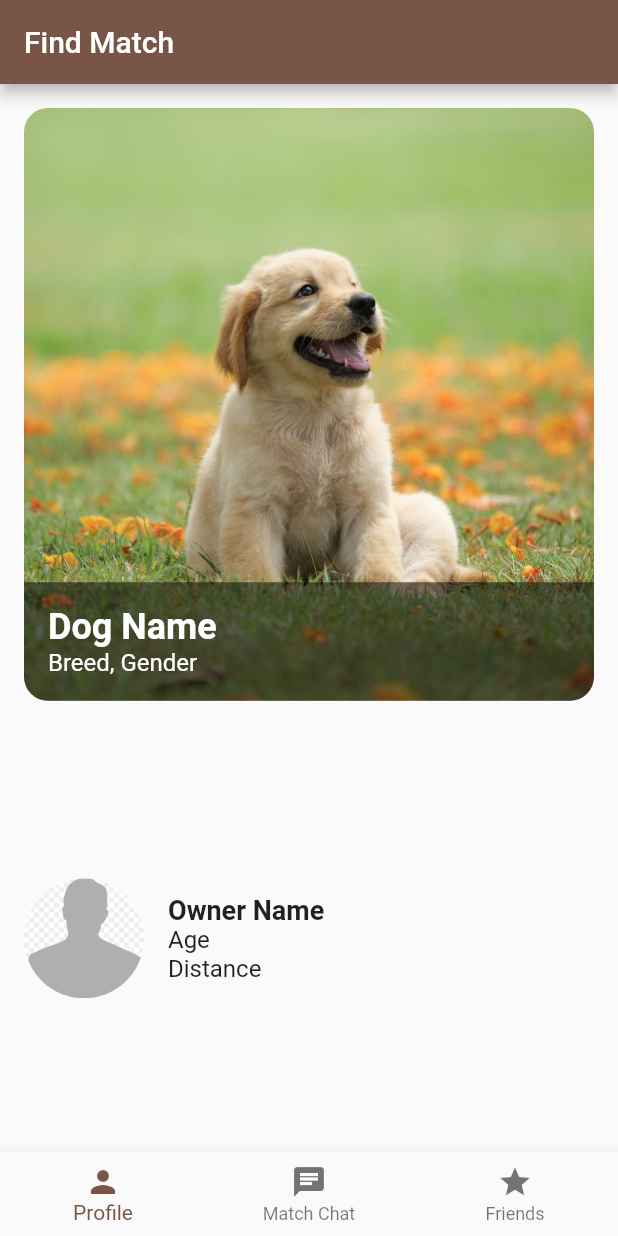
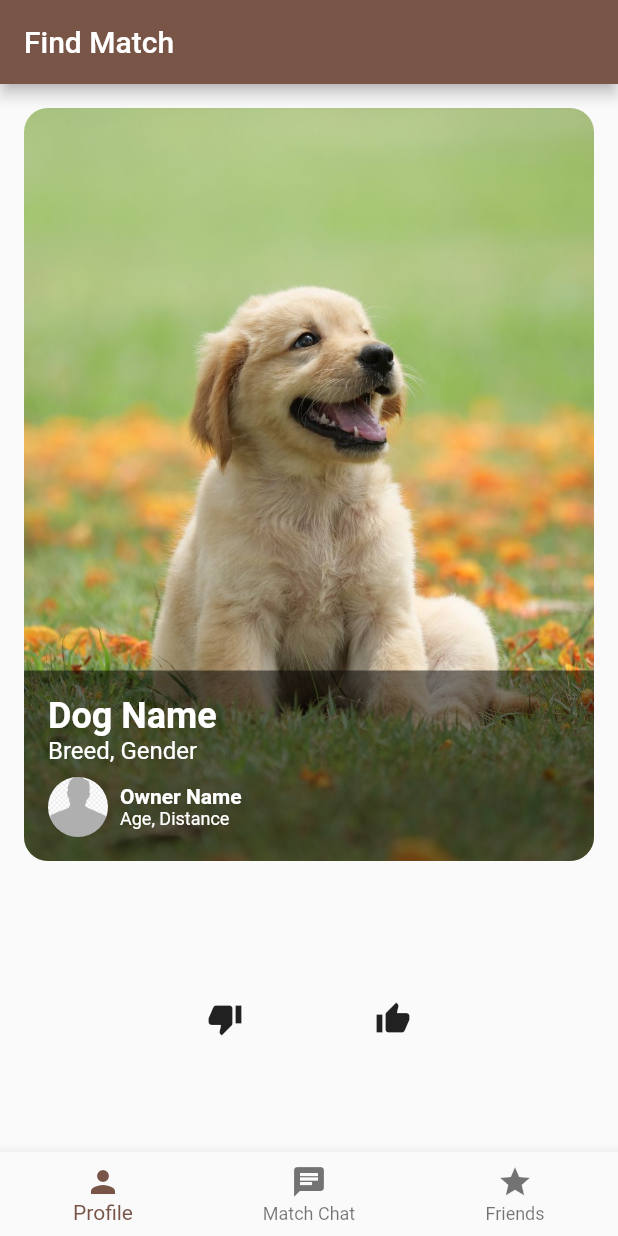
Before and after one commit to joas47/Bark_Buddy, a Flutter app: the FindMatchPage screen opened by its route, on a phone screen of 412 x 824 dp. Run offline on Flutter 3.47's test engine with Material 2 defaults, Android fonts, the phone set to English and light mode, and no system bars.

Commit message:
added basic template for finding a match, refined

```diff
--- a/lib/main2.dart
+++ b/lib/main2.dart
@@ -440,7 +440,7 @@ class FindMatchPage extends StatelessWidget {
         child: Column(
           mainAxisAlignment: MainAxisAlignment.center,
           children: [
-            // Dog image, name, breed, gender
+            // Dog image, name, breed, gender, and owner info
             Expanded(
               flex: 3,
               child: Container(
@@ -484,24 +484,12 @@ class FindMatchPage extends StatelessWidget {
                               fontSize: 16.0,
                             ),
                           ),
-                        ],
-                      ),
-                    ),
-                  ],
-                ),
-              ),
-            ),
-
-            // Owner image, name, age, distance
-            Expanded(
-              flex: 2,
-              child: Container(
-                margin: EdgeInsets.all(16.0),
-                child: Row(
+                          SizedBox(height: 8.0),
+                          Row(
                             children: [
                               Container(
-                      width: 80.0,
-                      height: 80.0,
+                                width: 40.0,
+                                height: 40.0,
                                 decoration: BoxDecoration(
                                   shape: BoxShape.circle,
                                   image: DecorationImage(
@@ -511,30 +499,53 @@ class FindMatchPage extends StatelessWidget {
                                   ),
                                 ),
                               ),
-                    SizedBox(width: 16.0),
+                              SizedBox(width: 8.0),
                               Column(
-                      mainAxisAlignment: MainAxisAlignment.center,
                                 crossAxisAlignment: CrossAxisAlignment.start,
                                 children: [
                                   Text(
                                     'Owner Name',
                                     style: TextStyle(
-                            fontSize: 18.0,
+                                      color: Colors.white,
+                                      fontSize: 14.0,
                                       fontWeight: FontWeight.bold,
                                     ),
                                   ),
                                   Text(
-                          'Age',
-                          style: TextStyle(fontSize: 16.0),
+                                    'Age, Distance',
+                                    style: TextStyle(
+                                      color: Colors.white,
+                                      fontSize: 12.0,
                                     ),
-                        Text(
-                          'Distance',
-                          style: TextStyle(fontSize: 16.0),
                                   ),
                                 ],
                               ),
                             ],
                           ),
+                        ],
+                      ),
+                    ),
+                  ],
+                ),
+              ),
+            ),
+
+            // Like and dislike buttons
+            Expanded(
+              flex: 1,
+              child: Row(
+                mainAxisAlignment: MainAxisAlignment.center,
+                children: [
+                  IconButton(
+                    icon: Icon(Icons.thumb_down),
+                    onPressed: () {},
+                  ),
+                  SizedBox(width: 64.0),
+                  IconButton(
+                    icon: Icon(Icons.thumb_up),
+                    onPressed: () {},
+                  ),
+                ],
               ),
             ),
           ],
@@ -574,54 +585,6 @@ class FindMatchPage extends StatelessWidget {
     );
   }
 }
-
-/*class FindMatchPage extends StatelessWidget {
-  const FindMatchPage({super.key});
-
-
-  @override
-  Widget build(BuildContext context) {
-    return Scaffold(
-      appBar: AppBar(
-        title: Text('Find Match'),
-        automaticallyImplyLeading: false,
-      ),
-      body: Center(),
-      bottomNavigationBar: _buildBottomNavigationBar(context),
-    );
-  }
-
-  Widget _buildBottomNavigationBar(BuildContext context) {
-    return BottomNavigationBar(
-      items: const <BottomNavigationBarItem>[
-        BottomNavigationBarItem(
-          icon: Icon(Icons.person),
-          label: 'Profile',
-        ),
-        BottomNavigationBarItem(
-          icon: Icon(Icons.chat),
-          label: 'Match Chat',
-        ),
-        BottomNavigationBarItem(
-          icon: Icon(Icons.star),
-          label: 'Friends',
-        ),
-      ],
-      currentIndex: 0,
-      selectedItemColor: Theme.of(context).colorScheme.secondary,
-      onTap: (index) {
-        if (index == 0) {
-          // Navigate to the profile page
-          Navigator.pushNamed(context, '/profile');
-        } else if (index == 1) {
-          // Navigate to the match chat page
-          Navigator.pushNamed(context, '/match-chat');
-        }
-      },
-    );
-  }
-}
-*/
 
 class ViewProfilePage extends StatelessWidget {
   const ViewProfilePage({super.key});
```
Lines whose indentation alone changed are shown as unchanged.
